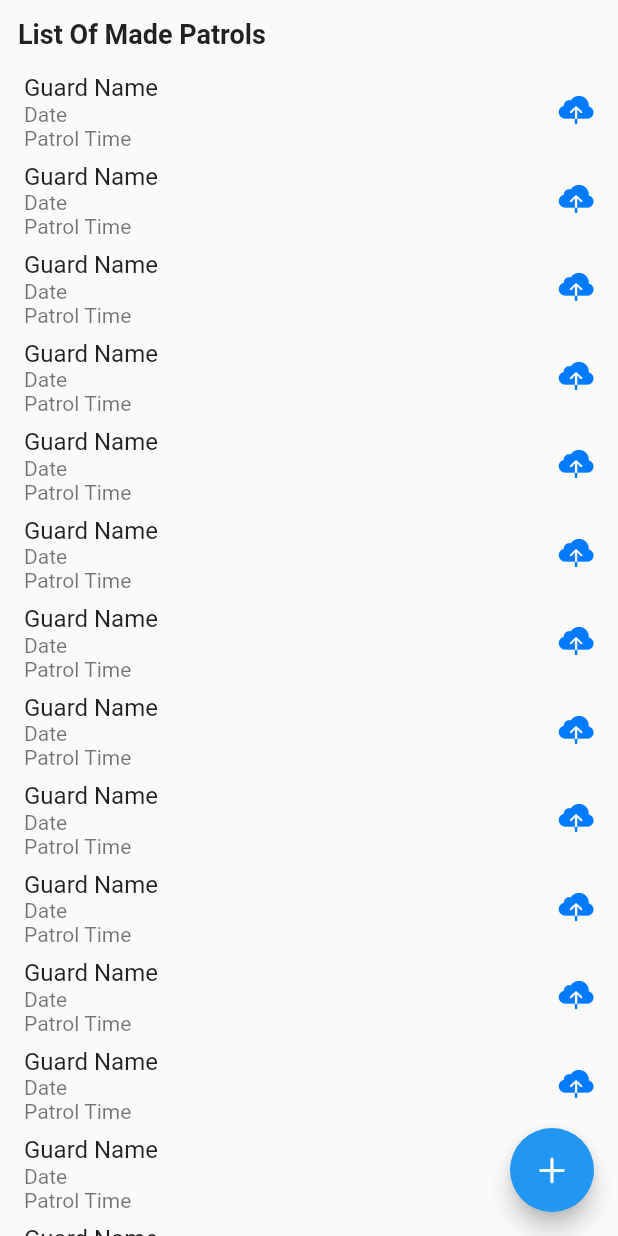
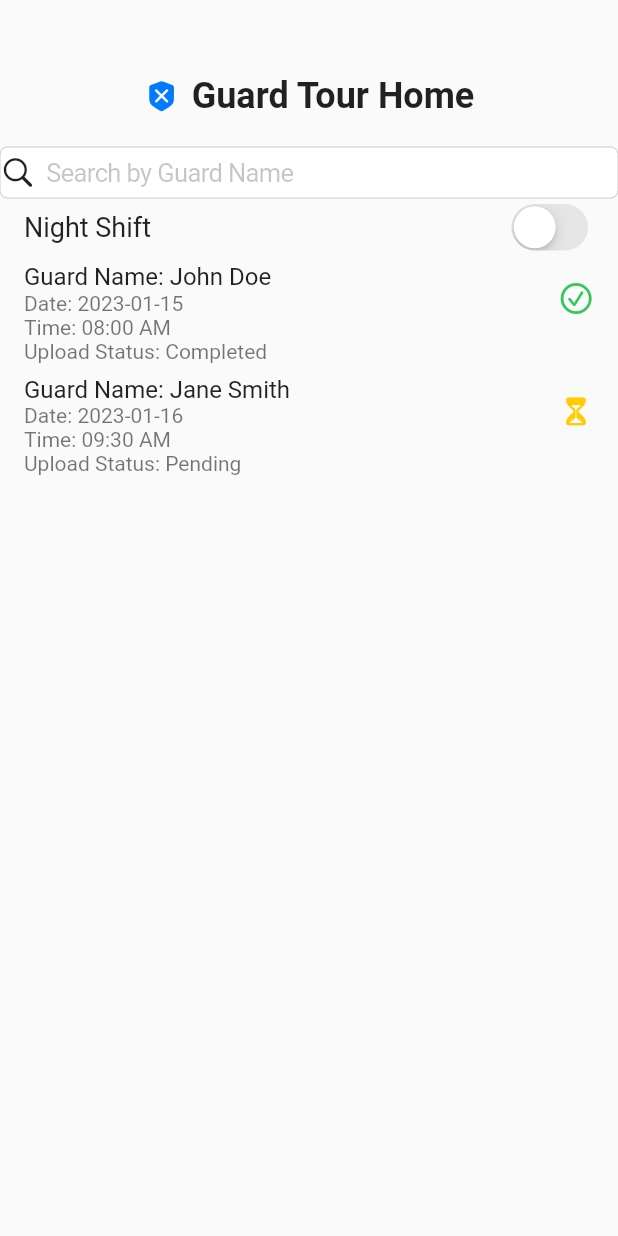
Before and after one commit to vernonthedev/guard-tour-mobileapp, a Flutter app: the HomePageContent screen opened directly, on a phone screen of 412 x 824 dp. Run offline on Flutter 3.47's test engine with Material 2 defaults, Android fonts, the phone set to English and light mode, and no system bars.

Commit message:
Done with the main home layout for the bottom nav

```diff
--- a/lib/screens/home_content.dart
+++ b/lib/screens/home_content.dart
@@ -2,98 +2,49 @@ import 'package:flutter/material.dart';
 import 'package:flutter/cupertino.dart';
 
 class HomePageContent extends StatefulWidget {
-  const HomePageContent({super.key});
+  const HomePageContent({Key? key}) : super(key: key);
 
   @override
   _HomePageContentState createState() => _HomePageContentState();
 }
 
 class _HomePageContentState extends State<HomePageContent> {
-  final GlobalKey<ScaffoldState> _scaffoldKey = GlobalKey<ScaffoldState>();
-  final TextEditingController _searchController = TextEditingController();
+  bool isNightShift = false;
+  TextEditingController searchController = TextEditingController();
 
-  final List<Map<String?, String?>> dataList = [
+  List<Map<String, dynamic>> patrols = [
     {
-      'title': 'Guard Name',
-      'name': 'Name 0',
+      'date': '2023-01-15',
+      'time': '08:00 AM',
+      'guardName': 'John Doe',
+      'uploadStatus': 'Completed',
+      'shift': 'Day',
     },
     {
-      'title': 'Guard Name',
-      'name': 'Name 1',
+      'date': '2023-01-16',
+      'time': '09:30 AM',
+      'guardName': 'Jane Smith',
+      'uploadStatus': 'Pending',
+      'shift': 'Night',
     },
-    {
-      'title': 'Guard Name',
-      'name': 'vernon',
-    },
-    {
-      'title': 'Guard Name',
-      'name': 'mark',
-    },
-    {
-      'title': 'Guard Name',
-      'name': 'john',
-    },
-    {
-      'title': 'Guard Name',
-      'name': 'Name 5',
-    },
-    {
-      'title': 'Guard Name',
-      'name': 'Name 6',
-    },
-    {
-      'title': 'Guard Name',
-      'name': 'Name 7',
-    },
-    {
-      'title': 'Guard Name',
-      'name': 'Name 8',
-    },
-    {
-      'title': 'Guard Name',
-      'name': 'Name 9',
-    },
-    {
-      'title': 'Guard Name',
-      'name': 'bro',
-    },
-    {
-      'title': 'Guard Name',
-      'name': 'Name 11',
-    },
-    {
-      'title': 'Guard Name',
-      'name': 'Name 12',
-    },
-    {
-      'title': 'Guard Name',
-      'name': 'Name 13',
-    },
-    {
-      'title': 'Guard Name',
-      'name': 'Name 14',
-    },
-    {
-      'title': 'Guard Name',
-      'name': 'Name 15',
-    },
-    // Add more items as needed
+    // Add more patrol data
   ];
-  //the searched data
-  List<Map<String?, String?>> filteredData = [];
+
+  List<Map<String, dynamic>> filteredPatrols = [];
 
   @override
   void initState() {
     super.initState();
-    // Initialize filteredData with all data initially
-    filteredData = List.from(dataList);
+    filteredPatrols = List.from(patrols);
   }
 
-  void filterData(String query) {
+  void filterPatrols() {
+    String query = searchController.text.toLowerCase();
     setState(() {
-      filteredData = dataList
-          .where((item) =>
-              (item['name'] ?? '').toLowerCase().contains(query.toLowerCase()))
+      filteredPatrols = patrols
+          .where((patrol) =>
+              patrol['guardName'].toLowerCase().contains(query) &&
+              (isNightShift ? patrol['shift'] == 'Night' : true))
           .toList();
     });
   }
@@ -102,88 +53,94 @@ class _HomePageContentState extends State<HomePageContent> {
   Widget build(BuildContext context) {
     return Scaffold(
       body: Column(
-          crossAxisAlignment: CrossAxisAlignment.start,
         children: [
-            const Padding(
-              padding: EdgeInsets.all(12.0),
-              child: Text(
-                'List Of Made Patrols', // Replace with your desired text
+          const SizedBox(height: 50), // Adds space at the top
+          Align(
+            alignment: Alignment.topCenter,
+            child: Row(
+              mainAxisSize: MainAxisSize.min,
+              children: const <Widget>[
+                Icon(
+                  CupertinoIcons.xmark_shield_fill,
+                  color: CupertinoColors.activeBlue,
+                  size: 24,
+                ),
+                SizedBox(width: 8),
+                Text(
+                  'Guard Tour Home',
                   style: TextStyle(
-                  fontSize: 18.0,
+                    fontSize: 24,
                     fontWeight: FontWeight.bold,
                   ),
+                ),
+              ],
+            ),
+          ),
+
+          const SizedBox(height: 20), // Adds space between title and search
+          Center(
+            child: SizedBox(
+              width: double.infinity,
+              child: CupertinoTextField(
+                controller: searchController,
+                placeholder: 'Search by Guard Name',
+                onChanged: (query) {
+                  filterPatrols();
+                },
+                prefix: const Icon(CupertinoIcons.search),
+              ),
+            ),
+          ),
+          Padding(
+            padding: const EdgeInsets.symmetric(horizontal: 16.0),
+            child: Row(
+              mainAxisAlignment: MainAxisAlignment.spaceBetween,
+              children: [
+                const Text(
+                  'Night Shift',
+                  style: TextStyle(fontSize: 18),
+                ),
+                CupertinoSwitch(
+                  value: isNightShift,
+                  onChanged: (value) {
+                    setState(() {
+                      isNightShift = value;
+                      filterPatrols();
+                    });
+                  },
+                ),
+              ],
             ),
           ),
           Expanded(
             child: ListView.builder(
-                itemCount: _searchController.text.isEmpty
-                    ? dataList
-                        .length // Display all items when the search query is empty
-                    : filteredData
-                        .length, // Use filteredData when a search query is present
+              itemCount: filteredPatrols.length,
               itemBuilder: (context, index) {
-                  final item = _searchController.text.isEmpty
-                      ? dataList[
-                          index] // Use dataList when the search query is empty
-                      : filteredData[
-                          index]; // Use filteredData when a search query is present
-                  return CustomListTile(
-                    title: item['title'] ?? '',
-                    subtitle1: 'Date',
-                    subtitle2: 'Patrol Time',
-                    trailingIcon: const Icon(
-                      CupertinoIcons.cloud_upload_fill,
-                      color: CupertinoColors.systemBlue,
+                final patrol = filteredPatrols[index];
+                return ListTile(
+                  title: Text('Guard Name: ${patrol['guardName']}'),
+                  subtitle: Column(
+                    crossAxisAlignment: CrossAxisAlignment.start,
+                    children: [
+                      Text('Date: ${patrol['date']}'),
+                      Text('Time: ${patrol['time']}'),
+                      Text('Upload Status: ${patrol['uploadStatus']}'),
+                    ],
                   ),
-                    onTap: () {
-                      final itemName = item['name'] ?? '';
-                      debugPrint("You have pressed $itemName");
-                      // Handle item tap using itemName
-                    },
+                  trailing: Icon(
+                    patrol['uploadStatus'] == 'Completed'
+                        ? CupertinoIcons.check_mark_circled
+                        : CupertinoIcons.hourglass,
+                    color: patrol['uploadStatus'] == 'Completed'
+                        ? CupertinoColors.activeGreen
+                        : CupertinoColors.systemYellow,
+                  ),
                 );
               },
             ),
           ),
         ],
       ),
-        floatingActionButton: FloatingActionButton(
-          onPressed: () {
-            // Handle the FAB click event here
-          },
-          child: const Icon(CupertinoIcons.add),
-        ));
-  }
-}
-
-class CustomListTile extends StatelessWidget {
-  final String title;
-  final String subtitle1;
-  final String subtitle2;
-  final Widget trailingIcon;
-  final VoidCallback? onTap;
-
-  const CustomListTile({
-    super.key,
-    required this.title,
-    required this.subtitle1,
-    required this.subtitle2,
-    required this.trailingIcon,
-    this.onTap,
-  });
-
-  @override
-  Widget build(BuildContext context) {
-    return ListTile(
-      title: Text(title),
-      subtitle: Column(
-        crossAxisAlignment: CrossAxisAlignment.start,
-        children: [
-          Text(subtitle1),
-          Text(subtitle2),
-        ],
-      ),
-      trailing: trailingIcon,
-      onTap: onTap,
     );
   }
 }
```
Lines whose indentation alone changed are shown as unchanged.
